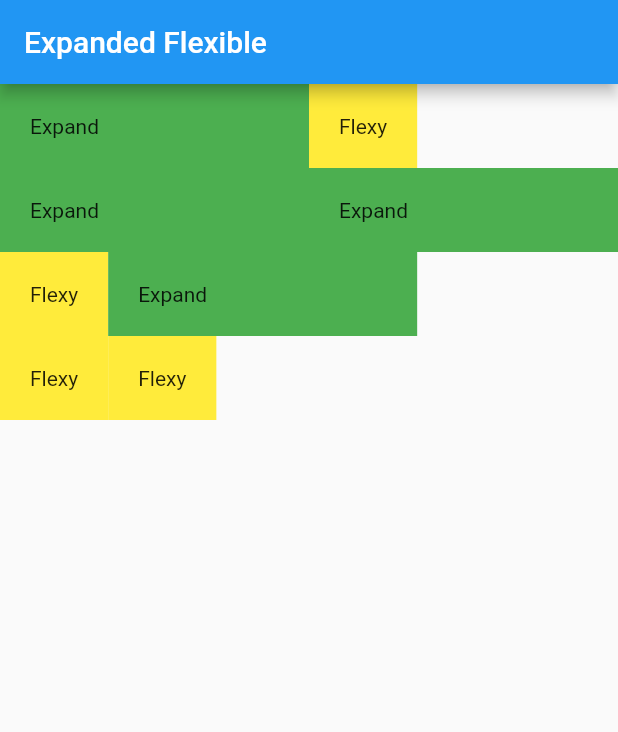
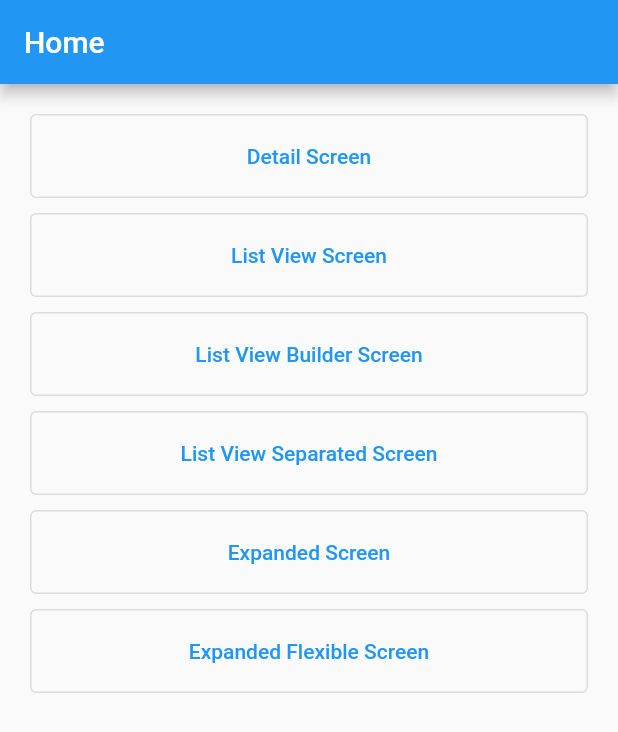
Before and after one commit to Mfdsix/Dicoding-Belajar-Membuat-Aplikasi-Flutter-untuk-Pemula, a Flutter app: the screen it shows after launch, on a phone screen of 412 x 824 dp. Shown: the top 732 px of the screen. Run offline on Flutter 3.47's test engine with Material 2 defaults, Android fonts, the phone set to English and light mode, and no system bars.

Commit message:
add navigation functionality

```diff
--- a/lib/expanded_flexible_screen.dart
+++ b/lib/expanded_flexible_screen.dart
@@ -5,6 +5,11 @@ class ExpandedFlexibleScreen extends StatelessWidget {
   Widget build(BuildContext context) {
     return Scaffold(
         appBar: AppBar(
+          leading: IconButton(
+              icon: Icon(Icons.chevron_left),
+              onPressed: () {
+                Navigator.pop(context);
+              }),
           title: Text('Expanded Flexible'),
         ),
         body: SafeArea(
--- a/lib/expanded_screen.dart
+++ b/lib/expanded_screen.dart
@@ -5,6 +5,11 @@ class ExpandedScreen extends StatelessWidget {
   Widget build(BuildContext context) {
     return Scaffold(
       appBar: AppBar(
+        leading: IconButton(
+            icon: Icon(Icons.chevron_left),
+            onPressed: () {
+              Navigator.pop(context);
+            }),
         title: Text('Expanded Screen'),
       ),
       body: Column(
--- /dev/null
+++ b/lib/home_screen.dart
@@ -0,0 +1,65 @@
+import 'package:flutter/material.dart';
+import 'package:first_app/detail_screen.dart';
+import 'package:first_app/list_screen.dart';
+import 'package:first_app/list_builder_screen.dart';
+import 'package:first_app/list_separator_screen.dart';
+import 'package:first_app/expanded_screen.dart';
+import 'package:first_app/expanded_flexible_screen.dart';
+
+class HomeScreen extends StatelessWidget {
+  @override
+  Widget build(BuildContext context) {
+    return Scaffold(
+      appBar: AppBar(
+        title: Text('Home'),
+      ),
+      body: Padding(
+        padding: EdgeInsets.all(20.0),
+        child: ListView(
+          children: [
+            NavigatorButton(
+                title: "Detail Screen", destination: DetailScreen()),
+            NavigatorButton(
+                title: "List View Screen", destination: ListScreen()),
+            NavigatorButton(
+                title: "List View Builder Screen",
+                destination: ListBuilderScreen()),
+            NavigatorButton(
+                title: "List View Separated Screen",
+                destination: ListSeparatorScreen()),
+            NavigatorButton(
+                title: "Expanded Screen", destination: ExpandedScreen()),
+            NavigatorButton(
+                title: "Expanded Flexible Screen",
+                destination: ExpandedFlexibleScreen()),
+          ],
+        ),
+      ),
+    );
+  }
+}
+
+class NavigatorButton extends StatelessWidget {
+  final String title;
+  final Widget destination;
+
+  const NavigatorButton({required this.title, required this.destination});
+
+  @override
+  Widget build(BuildContext context) {
+    return Container(
+      margin: EdgeInsets.only(bottom: 10.0),
+      child: OutlinedButton(
+        child: Container(
+          padding: EdgeInsets.all(20.0),
+          child: Text(title),
+        ),
+        onPressed: () {
+          Navigator.push(context, MaterialPageRoute(builder: (context) {
+            return destination;
+          }));
+        },
+      ),
+    );
+  }
+}
--- a/lib/list_builder_screen.dart
+++ b/lib/list_builder_screen.dart
@@ -15,6 +15,11 @@ class ListBuilderScreen extends StatelessWidget {
   Widget build(BuildContext context) {
     return Scaffold(
       appBar: AppBar(
+        leading: IconButton(
+            icon: Icon(Icons.chevron_left),
+            onPressed: () {
+              Navigator.pop(context);
+            }),
         title: Text('List View Builder'),
       ),
       body: ListView.builder(
--- a/lib/list_screen.dart
+++ b/lib/list_screen.dart
@@ -14,6 +14,11 @@ class ListScreen extends StatelessWidget {
   Widget build(BuildContext context) {
     return Scaffold(
         appBar: AppBar(
+          leading: IconButton(
+              icon: Icon(Icons.chevron_left),
+              onPressed: () {
+                Navigator.pop(context);
+              }),
           title: Text('List View'),
         ),
         body: ListView(
--- a/lib/main.dart
+++ b/lib/main.dart
@@ -1,10 +1,5 @@
 import 'package:flutter/material.dart';
-import 'package:first_app/detail_screen.dart';
-import 'package:first_app/list_screen.dart';
-import 'package:first_app/list_builder_screen.dart';
-import 'package:first_app/list_separator_screen.dart';
-import 'package:first_app/expanded_screen.dart';
-import 'package:first_app/expanded_flexible_screen.dart';
+import 'package:first_app/home_screen.dart';
 
 void main() {
   runApp(MainApp());
@@ -16,7 +11,7 @@ class MainApp extends StatelessWidget {
     return MaterialApp(
       title: 'New Fluta Wave',
       theme: ThemeData(),
-      home: ExpandedFlexibleScreen(),
+      home: HomeScreen(),
     );
   }
 }
```
Also changed, not shown: lib/detail_screen.dart (+8 -0 lines), lib/list_separator_screen.dart (+7 -1 lines).
